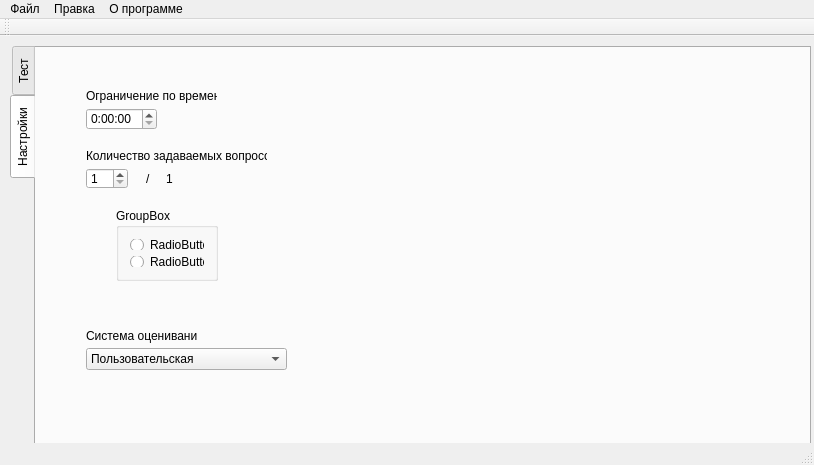
Above: mainwindow.ui from ImTema/createAndroidTest before the change. Below: the same form after it.
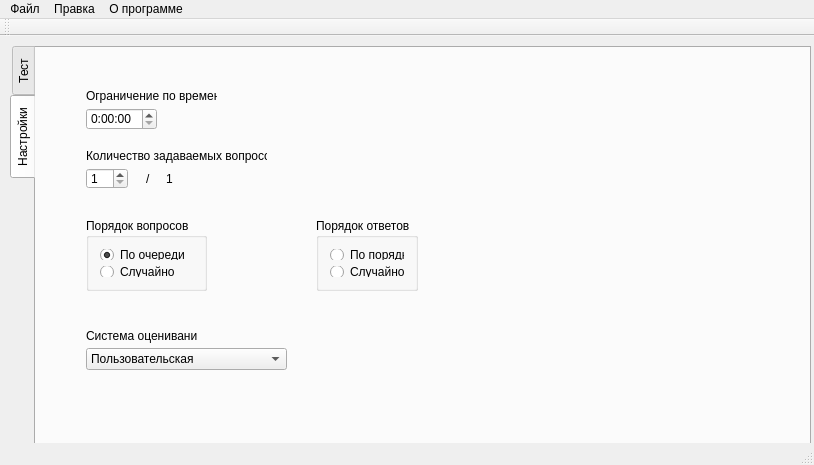
That is the form after the change. The open tabs and pages were chosen to show the change.

Commit message: Radio works... somehow

Diff of the .ui file:
```diff
--- a/mainwindow.ui
+++ b/mainwindow.ui
@@ -415,27 +415,59 @@
       <widget class="QGroupBox" name="groupBox">
        <property name="geometry">
         <rect>
-         <x>40</x>
-         <y>130</y>
-         <width>102</width>
+         <x>10</x>
+         <y>140</y>
+         <width>121</width>
          <height>73</height>
         </rect>
        </property>
        <property name="title">
-        <string>GroupBox</string>
+        <string>Порядок вопросов</string>
        </property>
        <layout class="QVBoxLayout" name="verticalLayout">
         <item>
          <widget class="QRadioButton" name="radioButton_2">
           <property name="text">
-           <string>RadioButton</string>
+           <string>По очереди</string>
           </property>
+          <property name="checked">
+           <bool>true</bool>
+          </property>
          </widget>
         </item>
         <item>
          <widget class="QRadioButton" name="radioButton_3">
           <property name="text">
-           <string>RadioButton</string>
+           <string>Случайно</string>
+          </property>
+         </widget>
+        </item>
+       </layout>
+      </widget>
+      <widget class="QGroupBox" name="orderAnswers">
+       <property name="geometry">
+        <rect>
+         <x>240</x>
+         <y>140</y>
+         <width>102</width>
+         <height>73</height>
+        </rect>
+       </property>
+       <property name="title">
+        <string>Порядок ответов</string>
+       </property>
+       <layout class="QVBoxLayout" name="verticalLayout_3">
+        <item>
+         <widget class="QRadioButton" name="falseOrderAnswers">
+          <property name="text">
+           <string>По порядку</string>
+          </property>
+         </widget>
+        </item>
+        <item>
+         <widget class="QRadioButton" name="trueOrderAnswers">
+          <property name="text">
+           <string>Случайно</string>
           </property>
          </widget>
         </item>
```
Left out of the diff: 11 changed lines with no effect on the pictures. The commit also changes 10 other files.
